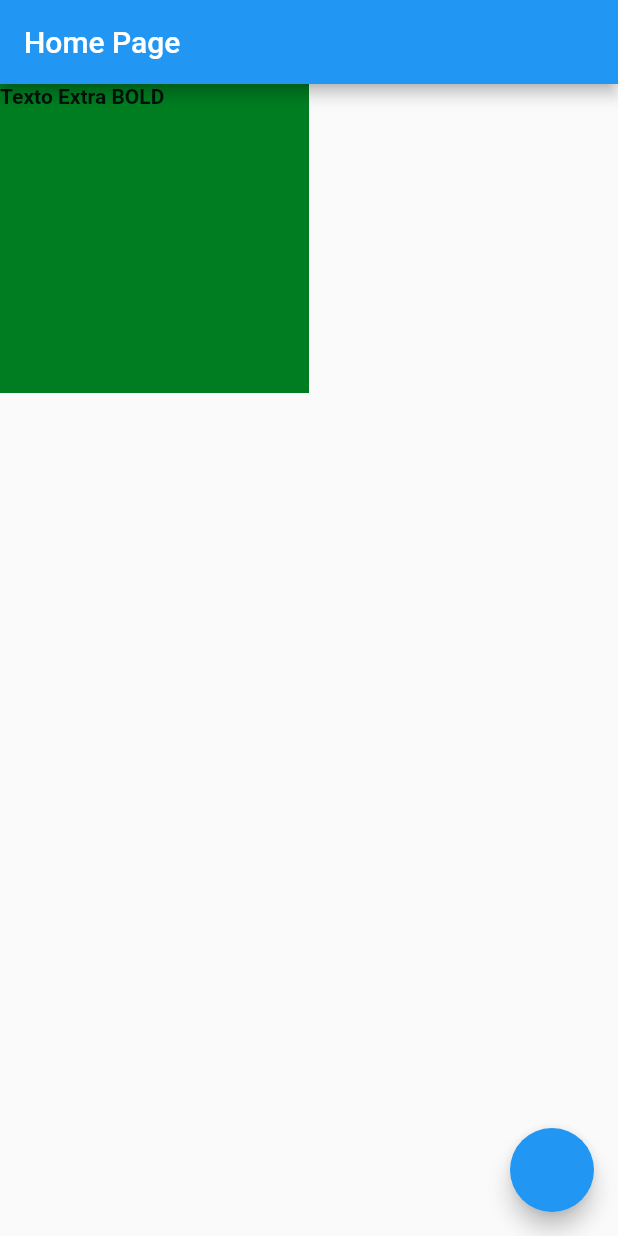
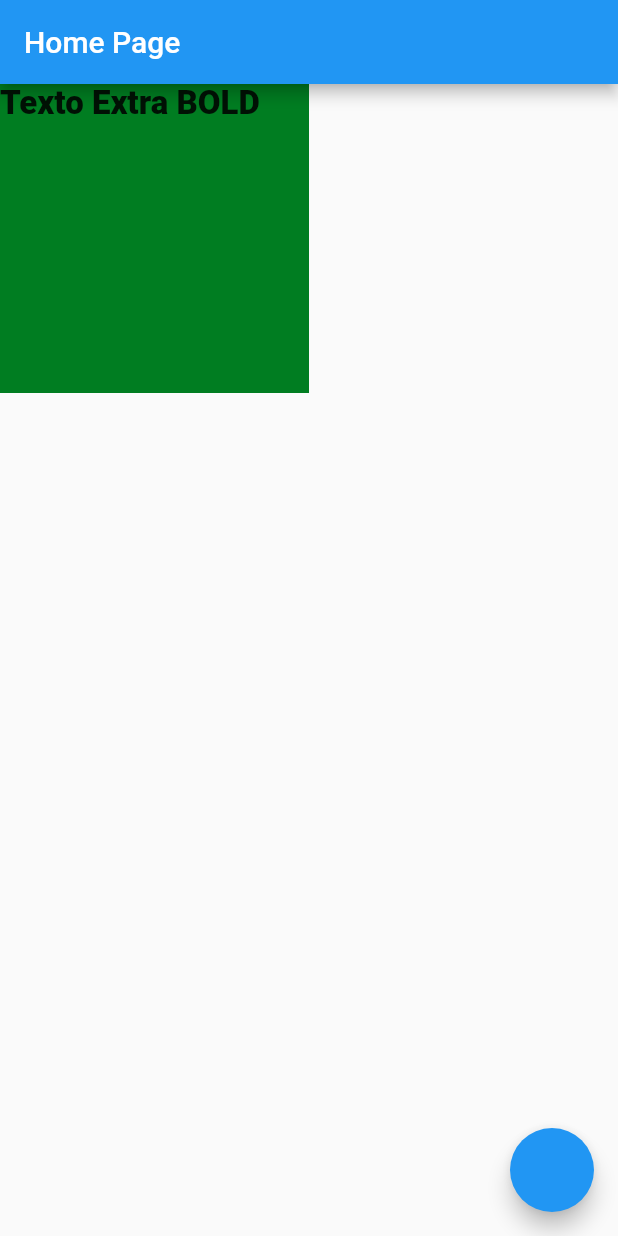
Before and after one commit to dariopmaciel/vaquinha_back_office, a Flutter app: the screen it shows after launch, on a phone screen of 412 x 824 dp. Run offline on Flutter 3.47's test engine with Material 3 defaults, Android fonts, the phone set to English and light mode, and no system bars; our stand-ins replace awesome_snackbar_content, flutter_modular, loading_animation_widget; Roboto replaces fonts that are missing (mplus1).

Commit message:
texte ok

```diff
--- a/lib/src/modules/home/home_page.dart
+++ b/lib/src/modules/home/home_page.dart
@@ -34,7 +34,7 @@ class _HomePageState extends State<HomePage> with Loader, Messages {
         color: context.colors.primary,
         width: context.percentWidget(.5),
         height: context.percentWidget(.5),
-        child: Text("Texto Extra BOLD", style: context.textStyles.textBold),
+        child: Text("Texto Extra BOLD", style: context.textStyles.textTitle),
       ),
       // Center(
       //   child: Column(
```
